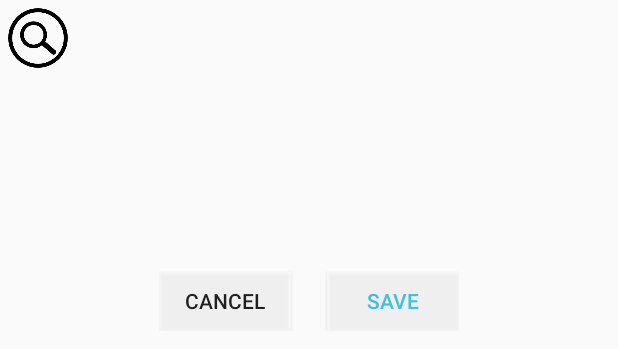
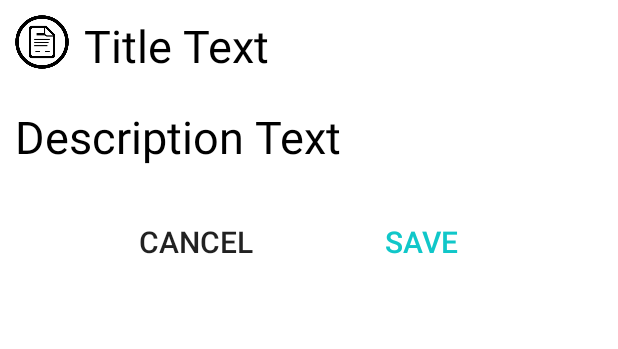
Before and after one commit to Bynine/sharks-umass, an Android app: the layout activity_results_view.xml on its own in the app's theme, with its tools: preview values and no code run, on a phone screen of 412 x 824 dp. Shown: the top 349 px of the screen. Run offline under Robolectric (Android 15) with nearby library versions, the phone set to English and light mode, and no system bars.

Commit message:
Fix all primary UI bugs + setupmeans for  plug-n-play API

```diff
--- a/app/src/main/AndroidManifest.xml
+++ b/app/src/main/AndroidManifest.xml
@@ -26,6 +26,7 @@
         <meta-data
             android:name="com.google.android.vision.API_KEY"
             android:value="AIzaSyDIxKC4msJSIvQyUYz9D3-RELmrpDV_cW8" />
+
         <activity
             android:name=".CameraViewActivity"
             android:label="@string/app_name"
@@ -36,19 +37,17 @@
                 <category android:name="android.intent.category.LAUNCHER" />
             </intent-filter>
         </activity>
-
         <activity
             android:name=".CropViewActivity"
             android:configChanges="orientation|keyboardHidden|screenSize"
             android:label="@string/title_activity_crop_view"
             android:theme="@style/FullscreenTheme">
         </activity>
-
         <activity
             android:name=".ResultsViewActivity"
+            android:configChanges="orientation|keyboardHidden|screenSize"
             android:label="@string/title_activity_results_view"
             android:theme="@style/FullscreenTheme">
-
         </activity>
     </application>
 
--- a/app/src/main/java/sharks_umass/scanit/CameraViewActivity.java
+++ b/app/src/main/java/sharks_umass/scanit/CameraViewActivity.java
@@ -74,6 +74,11 @@ public class CameraViewActivity extends AppCompatActivity {
 
     }
 
+    @Override
+    protected void onRestart() {
+        super.onRestart();
+        recreate();
+    }
 
     private Size previewsize;
     private Size jpegSizes[]=null;
--- a/app/src/main/java/sharks_umass/scanit/apis/ImageProcessor.java
+++ b/app/src/main/java/sharks_umass/scanit/apis/ImageProcessor.java
@@ -38,7 +38,7 @@ public class ImageProcessor extends AppCompatActivity {
      * Gets text from a Bitmap object
      * @param bitmap Bitmap object of image
      */
-    public String convertBitmapToText(Bitmap bitmap, Context context){
+    public String convertBitmapToText(Bitmap bitmap, Context context) {
         frameBuilder.setBitmap(bitmap);
         return convert(context);
     }
--- a/app/src/main/res/layout/activity_results_view.xml
+++ b/app/src/main/res/layout/activity_results_view.xml
@@ -4,67 +4,72 @@
     xmlns:tools="http://schemas.android.com/tools"
     android:layout_width="match_parent"
     android:layout_height="match_parent"
+    android:background="#FFFFFF"
     tools:context="sharks_umass.scanit.ResultsViewActivity">
 
     <ImageView
-            android:id="@+id/previewImage"
-            android:src="@drawable/define"
-            android:layout_width="40dp"
-            android:layout_height="40dp"
+        android:src="@drawable/convert"
+        android:tint="@color/colorPrimary"
+        android:layout_width="36dp"
+        android:layout_height="36dp"
         android:layout_alignParentStart="true"
-            android:layout_marginStart="5dp"
-            android:layout_marginTop="5dp"
-            android:scaleType="fitCenter"
-            android:tint="@color/colorPrimaryDark"
+        android:layout_marginStart="10dp"
+        android:layout_marginTop="10dp"
+        android:id="@+id/imageView"
         />
 
     <TextView
+        android:text="Title Text"
+        android:textSize="30dp"
         android:id="@+id/titleView"
-            android:layout_width="match_parent"
-            android:layout_height="40dp"
-            android:layout_toEndOf="@+id/previewImage"
-            android:layout_marginStart="5dp"
-            android:layout_marginEnd="5dp"
-            android:layout_marginTop="5dp"
+        android:textColor="@color/colorPrimary"
+        android:layout_width="wrap_content"
+        android:layout_height="wrap_content"
+        android:layout_toEndOf="@+id/imageView"
+        android:layout_marginStart="10dp"
+        android:layout_marginTop="10dp"
         />
 
     <TextView
+        android:text="Description Text"
+        android:textSize="30dp"
         android:id="@+id/descriptionView"
-            android:layout_width="match_parent"
-            android:layout_height="120dp"
+        android:textColor="@color/colorPrimary"
+        android:layout_width="wrap_content"
+        android:layout_height="wrap_content"
         android:layout_below="@+id/titleView"
-            android:layout_marginStart="5dp"
-            android:layout_marginEnd="5dp"
-            android:layout_marginTop="5dp"
-            android:layout_centerHorizontal="true"
+        android:layout_marginStart="10dp"
+        android:layout_marginTop="20dp"
         />
 
     <RelativeLayout
-            android:id="@+id/sublayout"
-            android:layout_width="200dp"
-            android:layout_height="40dp"
-            android:layout_marginTop="10dp"
-            android:layout_centerInParent="true"
+        android:layout_width="250dp"
+        android:layout_height="wrap_content"
+        android:layout_centerHorizontal="true"
+        android:layout_marginTop="20dp"
         android:layout_below="@+id/descriptionView">
 
         <Button
-                    android:id="@+id/cancel_action"
-                    android:layout_width="wrap_content"
-                    android:layout_height="wrap_content"
-                    android:background="#80FFFFFF"
+            android:id="@+id/cancelButton"
+            android:layout_width="100dp"
+            android:layout_height="60dp"
+            android:background="@android:color/transparent"
+            android:text="CANCEL"
+            android:textSize="20sp"
             android:layout_alignParentStart="true"
-                    android:text="CANCEL"
             />
 
         <Button
-                    android:id="@+id/save_action"
-                    android:layout_width="wrap_content"
-                    android:layout_height="wrap_content"
-                    android:background="#80FFFFFF"
-                    android:textColor="#40BEE7"
+            android:id="@+id/saveButton"
+            android:layout_width="100dp"
+            android:layout_height="60dp"
+            android:background="@android:color/transparent"
+            android:textColor="#10C7C9"
+            android:text="SAVE"
+            android:textSize="20sp"
             android:layout_alignParentEnd="true"
-                    android:text="SAVE"
             />
 
     </RelativeLayout>
+
 </RelativeLayout>
```
Also changed, not shown: app/src/main/java/sharks_umass/scanit/CropViewActivity.java (+51 -14 lines), app/src/main/java/sharks_umass/scanit/ResultsViewActivity.java (+17 -9 lines). Lines whose indentation alone changed are shown as unchanged.
